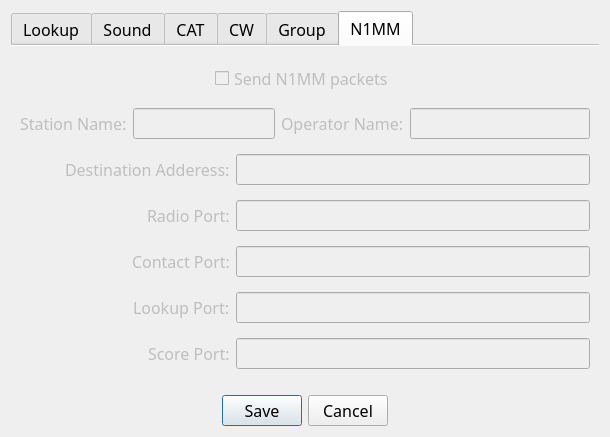
Above: not1mm/data/configuration.ui from mbridak/not1mm before the change. Below: the same form after it.
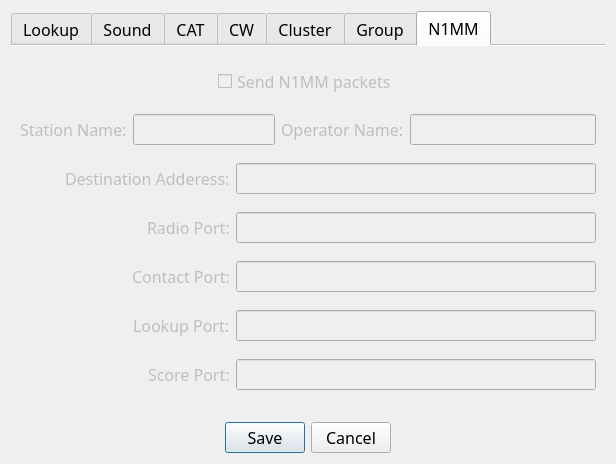
That is the form after the change. The open tabs and pages were chosen to show the change.

Commit message: Add AR Cluster setting.

Patch:
```diff
--- a/not1mm/data/configuration.ui
+++ b/not1mm/data/configuration.ui
@@ -6,8 +6,8 @@
    <rect>
     <x>0</x>
     <y>0</y>
-    <width>610</width>
-    <height>437</height>
+    <width>616</width>
+    <height>464</height>
    </rect>
   </property>
   <property name="font">
@@ -652,6 +652,33 @@
        </item>
       </layout>
      </widget>
+     <widget class="QWidget" name="cluster_tab">
+      <attribute name="title">
+       <string>Cluster</string>
+      </attribute>
+      <layout class="QGridLayout" name="gridLayout_5">
+       <item row="0" column="0">
+        <widget class="QLabel" name="label_5">
+         <property name="text">
+          <string>Server:</string>
+         </property>
+        </widget>
+       </item>
+       <item row="0" column="3">
+        <widget class="QLineEdit" name="cluster_server_field"/>
+       </item>
+       <item row="1" column="3">
+        <widget class="QLineEdit" name="cluster_port_field"/>
+       </item>
+       <item row="1" column="0">
+        <widget class="QLabel" name="label_8">
+         <property name="text">
+          <string>Port:</string>
+         </property>
+        </widget>
+       </item>
+      </layout>
+     </widget>
      <widget class="QWidget" name="group_tab">
       <property name="enabled">
        <bool>false</bool>
@@ -777,6 +804,8 @@
       <property name="font">
        <font>
         <family>JetBrains Mono</family>
+        <pointsize>12</pointsize>
+        <strikeout>false</strikeout>
        </font>
       </property>
       <attribute name="title">
@@ -788,6 +817,8 @@
          <property name="font">
           <font>
            <family>JetBrains Mono</family>
+           <pointsize>12</pointsize>
+           <strikeout>false</strikeout>
           </font>
          </property>
          <property name="text">
@@ -800,6 +831,8 @@
          <property name="font">
           <font>
            <family>JetBrains Mono</family>
+           <pointsize>12</pointsize>
+           <strikeout>false</strikeout>
           </font>
          </property>
          <property name="placeholderText">
@@ -812,6 +845,8 @@
          <property name="font">
           <font>
            <family>JetBrains Mono</family>
+           <pointsize>12</pointsize>
+           <strikeout>false</strikeout>
           </font>
          </property>
          <property name="text">
@@ -824,6 +859,8 @@
          <property name="font">
           <font>
            <family>JetBrains Mono</family>
+           <pointsize>12</pointsize>
+           <strikeout>false</strikeout>
           </font>
          </property>
          <property name="placeholderText">
@@ -836,6 +873,8 @@
          <property name="font">
           <font>
            <family>JetBrains Mono</family>
+           <pointsize>12</pointsize>
+           <strikeout>false</strikeout>
           </font>
          </property>
          <property name="text">
@@ -848,6 +887,8 @@
          <property name="font">
           <font>
            <family>JetBrains Mono</family>
+           <pointsize>12</pointsize>
+           <strikeout>false</strikeout>
           </font>
          </property>
          <property name="text">
@@ -860,6 +901,8 @@
          <property name="font">
           <font>
            <family>JetBrains Mono</family>
+           <pointsize>12</pointsize>
+           <strikeout>false</strikeout>
           </font>
          </property>
          <property name="text">
@@ -872,6 +915,8 @@
          <property name="font">
           <font>
            <family>JetBrains Mono</family>
+           <pointsize>12</pointsize>
+           <strikeout>false</strikeout>
           </font>
          </property>
          <property name="text">
@@ -884,6 +929,8 @@
          <property name="font">
           <font>
            <family>JetBrains Mono</family>
+           <pointsize>12</pointsize>
+           <strikeout>false</strikeout>
           </font>
          </property>
          <property name="styleSheet">
@@ -899,6 +946,8 @@
          <property name="font">
           <font>
            <family>JetBrains Mono</family>
+           <pointsize>12</pointsize>
+           <strikeout>false</strikeout>
           </font>
          </property>
          <property name="text">
@@ -911,6 +960,8 @@
          <property name="font">
           <font>
            <family>JetBrains Mono</family>
+           <pointsize>12</pointsize>
+           <strikeout>false</strikeout>
           </font>
          </property>
          <property name="text">
@@ -926,6 +977,8 @@
          <property name="font">
           <font>
            <family>JetBrains Mono</family>
+           <pointsize>12</pointsize>
+           <strikeout>false</strikeout>
           </font>
          </property>
          <property name="inputMethodHints">
@@ -944,6 +997,8 @@
          <property name="font">
           <font>
            <family>JetBrains Mono</family>
+           <pointsize>12</pointsize>
+           <strikeout>false</strikeout>
           </font>
          </property>
          <property name="inputMethodHints">
@@ -962,6 +1017,8 @@
          <property name="font">
           <font>
            <family>JetBrains Mono</family>
+           <pointsize>12</pointsize>
+           <strikeout>false</strikeout>
           </font>
          </property>
          <property name="inputMethodHints">
@@ -980,6 +1037,8 @@
          <property name="font">
           <font>
            <family>JetBrains Mono</family>
+           <pointsize>12</pointsize>
+           <strikeout>false</strikeout>
           </font>
          </property>
          <property name="inputMethodHints">
```
Left out of the diff: 69 changed lines with no effect on the pictures. The commit also changes 4 other files.
